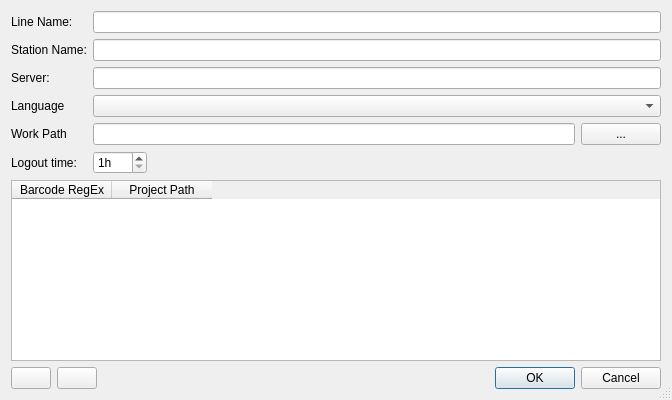
Above: Src/TreeATE/syscfgdlg.ui from WilliamYinwei/TreeATE before the change. Below: the same form after it.
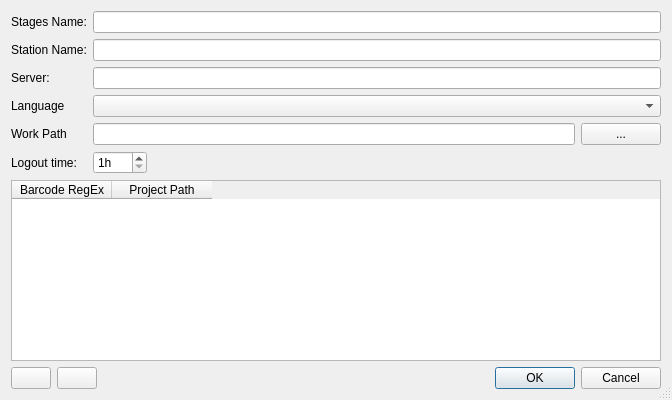
That is the form after the change.

Patch:
```diff
--- a/Src/TreeATE/syscfgdlg.ui
+++ b/Src/TreeATE/syscfgdlg.ui
@@ -66,7 +66,7 @@
      <item row="0" column="0">
       <widget class="QLabel" name="label">
        <property name="text">
-        <string>Line Name:</string>
+        <string>Stages Name:</string>
        </property>
       </widget>
      </item>
```
